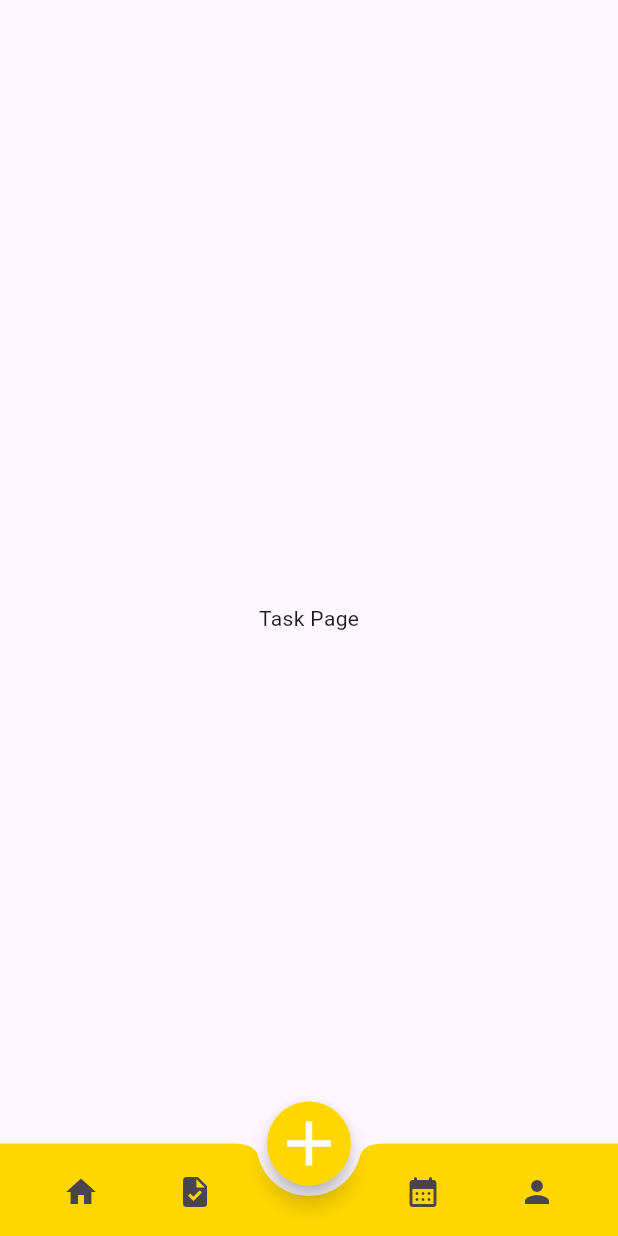
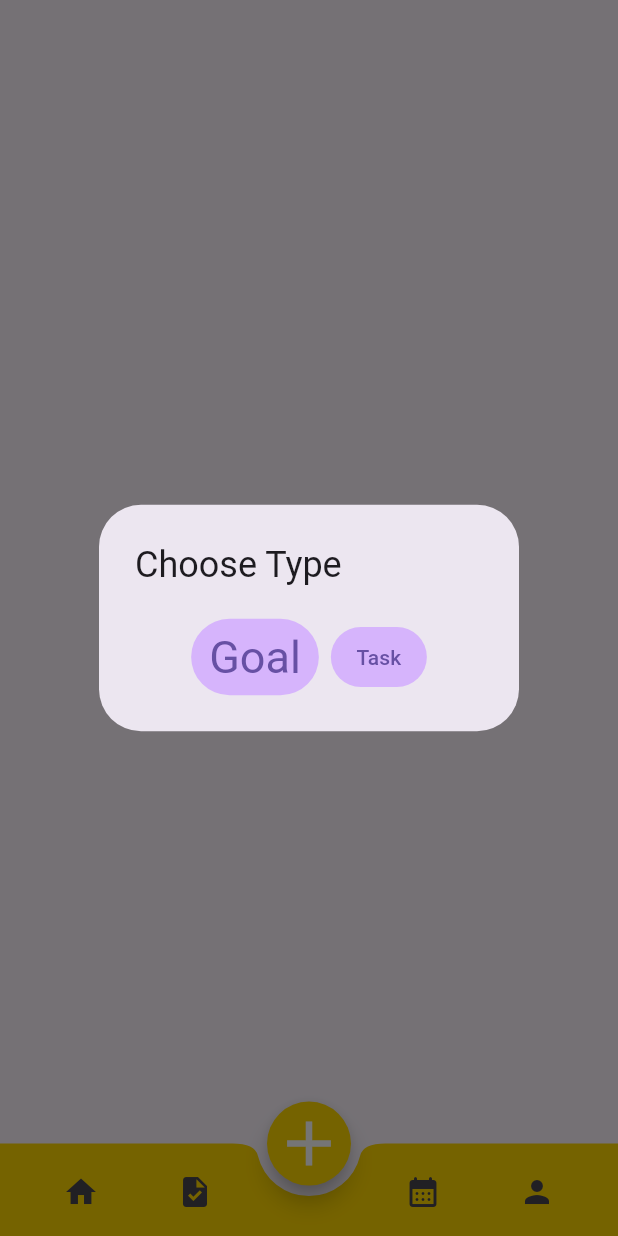
Before and after one commit to Trian161/todolist_app, a Flutter app: the screen it shows after launch, item 2 of the bottom bar chosen, after a tap on the "add" icon, on a phone screen of 412 x 824 dp. Run offline on Flutter 3.47's test engine with Material 3 defaults, Android fonts, the phone set to English and light mode, and no system bars.

```diff
--- a/lib/components/custom_bottom_navbar.dart
+++ b/lib/components/custom_bottom_navbar.dart
@@ -36,7 +36,31 @@ class _CustomBottomBarState extends State<CustomBottomBar> {
       floatingActionButton: FloatingActionButton(
         backgroundColor: Color(0xffffd700),
         shape: CircleBorder(),
-        onPressed: () {},
+        onPressed: () {
+          showDialog(
+            context: context,
+            builder: (ctx) => AlertDialog(
+              title: const Text('Choose Type'),
+              actionsAlignment: MainAxisAlignment.center,
+              actions: <Widget>[
+                TextButton(
+                  onPressed: () => Navigator.pop(context, 'Goal'),
+                  style: TextButton.styleFrom(
+                      backgroundColor: Color(0xffd6b4fc),
+                      textStyle: TextStyle(fontSize: 30)),
+                  child: Text('Goal'),
+                ),
+                TextButton(
+                  onPressed: () => Navigator.pop(context, 'Task'),
+                  style: TextButton.styleFrom(
+                    backgroundColor: Color(0xffd6b4fc),
+                  ),
+                  child: Text('Task'),
+                ),
+              ],
+            ),
+          );
+        },
         child: const Icon(
           Icons.add,
           color: Colors.white,
```
